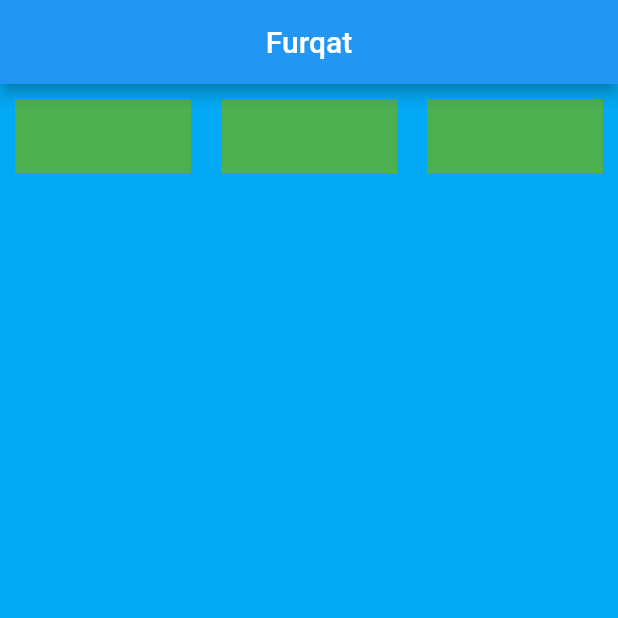
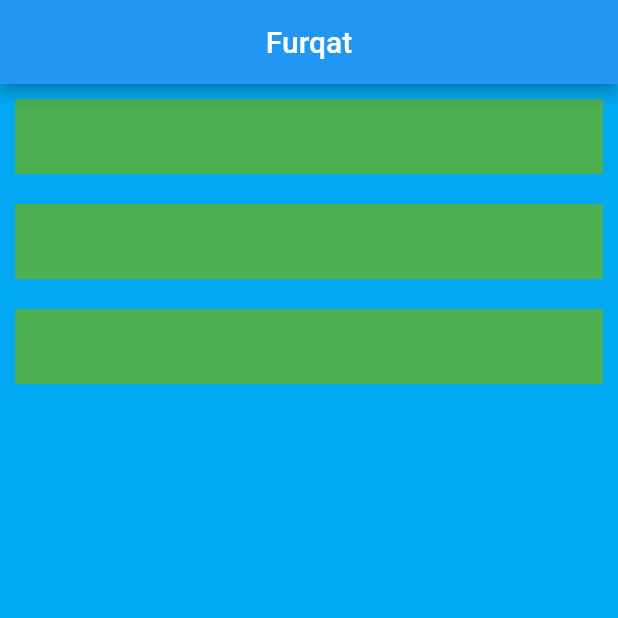
Before and after one commit to FurqatMashrabjonov/Flutter-learning, a Flutter app: the screen it shows after launch, on a phone screen of 412 x 824 dp, the top half of it. Run offline on Flutter 3.47's test engine with Material 2 defaults, Android fonts, the phone set to English and light mode, and no system bars.

Commit message:
2 homework

```diff
--- a/lib/pages/home_page.dart
+++ b/lib/pages/home_page.dart
@@ -15,11 +15,11 @@ class _HomePageState extends State<HomePage> {
     return Scaffold(
       appBar: AppBar(title: Text('Furqat'), centerTitle: true,),
       backgroundColor: Colors.lightBlue,
-      body: Row(
+      body: Column(
         children: [
-          Expanded(child: Container(color: Colors.green,height: 50,margin: EdgeInsets.all(10.0),)),
-          Expanded(child: Container(color: Colors.green,height: 50,margin: EdgeInsets.all(10.0))),
-          Expanded(child: Container(color: Colors.green, height: 50,margin: EdgeInsets.all(10.0)))
+          Container(color: Colors.green,height: 50,margin: EdgeInsets.all(10.0),),
+          Container(color: Colors.green,height: 50,margin: EdgeInsets.all(10.0)),
+         Container(color: Colors.green, height: 50,margin: EdgeInsets.all(10.0))
         ]
       )
     );
```
